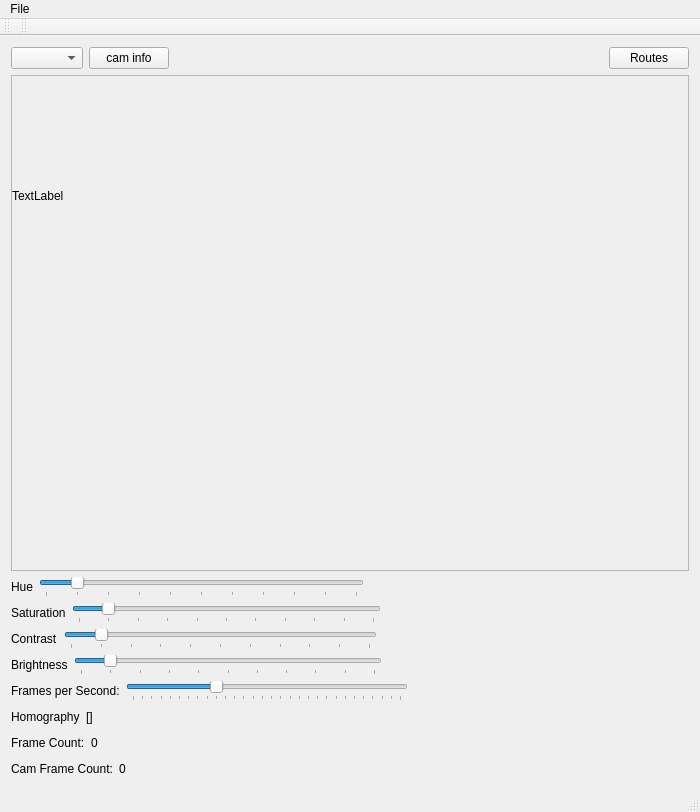
First picture: the form in cpp/car-gui/main_window.ui, repository berickson/car, before the edit.
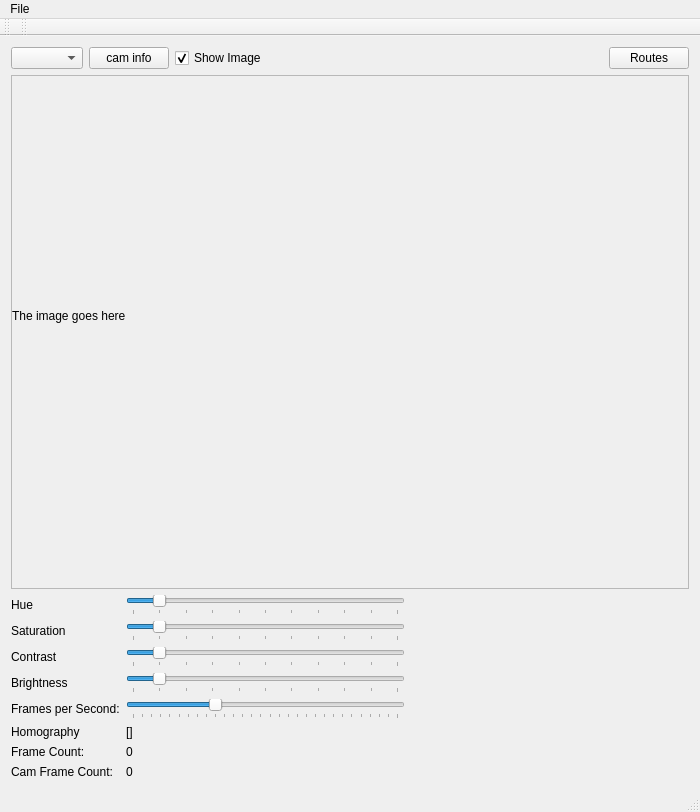
Second picture: the form after the edit. Icons and pictures are not drawn.

```diff
--- a/cpp/car-gui/main_window.ui
+++ b/cpp/car-gui/main_window.ui
@@ -35,7 +35,7 @@
    </property>
    <layout class="QVBoxLayout" name="verticalLayout">
     <item>
-     <layout class="QVBoxLayout" name="verticalLayout_2" stretch="0,0,0,0,0,0,0,0,0,0">
+     <layout class="QVBoxLayout" name="verticalLayout_2" stretch="0,0,0">
       <property name="sizeConstraint">
        <enum>QLayout::SetNoConstraint</enum>
       </property>
@@ -51,6 +51,19 @@
           </property>
          </widget>
         </item>
+        <item>
+         <widget class="QCheckBox" name="show_image_checkbox">
+          <property name="text">
+           <string>Show Image</string>
+          </property>
+          <property name="checked">
+           <bool>true</bool>
+          </property>
+          <property name="tristate">
+           <bool>false</bool>
+          </property>
+         </widget>
+        </item>
         <item>
          <spacer name="horizontalSpacer">
           <property name="orientation">
@@ -82,15 +95,15 @@
          <enum>Qt::ScrollBarAsNeeded</enum>
         </property>
         <property name="widgetResizable">
-         <bool>true</bool>
+         <bool>false</bool>
         </property>
         <widget class="QWidget" name="scroll_area_contents">
          <property name="geometry">
           <rect>
            <x>0</x>
            <y>0</y>
-           <width>320</width>
-           <height>240</height>
+           <width>640</width>
+           <height>480</height>
           </rect>
          </property>
          <property name="sizePolicy">
@@ -119,12 +132,12 @@
            <widget class="QLabel" name="display_image">
             <property name="minimumSize">
              <size>
-              <width>320</width>
-              <height>240</height>
+              <width>640</width>
+              <height>480</height>
              </size>
             </property>
             <property name="text">
-             <string>TextLabel</string>
+             <string>The image goes here</string>
             </property>
            </widget>
           </item>
@@ -133,40 +146,29 @@
        </widget>
       </item>
       <item>
-       <layout class="QHBoxLayout" name="horizontalLayout_8">
-        <item>
+       <layout class="QGridLayout" name="gridLayout_4">
+        <item row="5" column="0">
+         <widget class="QLabel" name="homography_label_2">
+          <property name="text">
+           <string>Frames per Second:</string>
+          </property>
+         </widget>
+        </item>
+        <item row="0" column="0">
          <widget class="QLabel" name="homography_label_5">
           <property name="text">
            <string>Hue</string>
           </property>
          </widget>
         </item>
-        <item>
-         <widget class="QSlider" name="hue_slider">
-          <property name="minimum">
-           <number>0</number>
-          </property>
-          <property name="maximum">
-           <number>100</number>
-          </property>
-          <property name="value">
-           <number>10</number>
-          </property>
-          <property name="sliderPosition">
-           <number>10</number>
-          </property>
-          <property name="orientation">
-           <enum>Qt::Horizontal</enum>
-          </property>
-          <property name="tickPosition">
-           <enum>QSlider::TicksBelow</enum>
-          </property>
-          <property name="tickInterval">
-           <number>10</number>
+        <item row="6" column="0">
+         <widget class="QLabel" name="homography_label">
+          <property name="text">
+           <string>Homography</string>
           </property>
          </widget>
         </item>
-        <item>
+        <item row="0" column="2">
          <spacer name="horizontalSpacer_8">
           <property name="orientation">
            <enum>Qt::Horizontal</enum>
@@ -179,18 +181,53 @@
           </property>
          </spacer>
         </item>
-       </layout>
-      </item>
-      <item>
-       <layout class="QHBoxLayout" name="horizontalLayout_9">
-        <item>
+        <item row="5" column="1">
+         <widget class="QSlider" name="frames_per_second_slider">
+          <property name="minimum">
+           <number>1</number>
+          </property>
+          <property name="maximum">
+           <number>30</number>
+          </property>
+          <property name="value">
+           <number>10</number>
+          </property>
+          <property name="sliderPosition">
+           <number>10</number>
+          </property>
+          <property name="orientation">
+           <enum>Qt::Horizontal</enum>
+          </property>
+          <property name="tickPosition">
+           <enum>QSlider::TicksBelow</enum>
+          </property>
+          <property name="tickInterval">
+           <number>1</number>
+          </property>
+         </widget>
+        </item>
+        <item row="3" column="0">
+         <widget class="QLabel" name="homography_label_4">
+          <property name="text">
+           <string>Contrast</string>
+          </property>
+         </widget>
+        </item>
+        <item row="2" column="0">
          <widget class="QLabel" name="homography_label_6">
           <property name="text">
            <string>Saturation</string>
           </property>
          </widget>
         </item>
-        <item>
+        <item row="7" column="0">
+         <widget class="QLabel" name="frame_count_label">
+          <property name="text">
+           <string>Frame Count:</string>
+          </property>
+         </widget>
+        </item>
+        <item row="2" column="1">
          <widget class="QSlider" name="saturation_slider">
           <property name="minimum">
            <number>0</number>
@@ -215,31 +252,7 @@
           </property>
          </widget>
         </item>
-        <item>
-         <spacer name="horizontalSpacer_9">
-          <property name="orientation">
-           <enum>Qt::Horizontal</enum>
-          </property>
-          <property name="sizeHint" stdset="0">
-           <size>
-            <width>40</width>
-            <height>20</height>
-           </size>
-          </property>
-         </spacer>
-        </item>
-       </layout>
-      </item>
-      <item>
-       <layout class="QHBoxLayout" name="horizontalLayout_7">
-        <item>
-         <widget class="QLabel" name="homography_label_4">
-          <property name="text">
-           <string>Contrast</string>
-          </property>
-         </widget>
-        </item>
-        <item>
+        <item row="3" column="1">
          <widget class="QSlider" name="contrast_slider">
           <property name="minimum">
            <number>0</number>
@@ -264,210 +277,91 @@
           </property>
          </widget>
         </item>
-        <item>
-         <spacer name="horizontalSpacer_7">
-          <property name="orientation">
-           <enum>Qt::Horizontal</enum>
-          </property>
-          <property name="sizeHint" stdset="0">
-           <size>
-            <width>40</width>
-            <height>20</height>
-           </size>
-          </property>
-         </spacer>
-        </item>
-       </layout>
-      </item>
-      <item>
-       <layout class="QHBoxLayout" name="horizontalLayout_5">
-        <item>
+        <item row="4" column="0">
          <widget class="QLabel" name="homography_label_3">
           <property name="text">
            <string>Brightness</string>
           </property>
          </widget>
         </item>
-        <item>
-         <widget class="QSlider" name="brightness_slider">
-          <property name="minimum">
-           <number>0</number>
-          </property>
-          <property name="maximum">
-           <number>100</number>
-          </property>
-          <property name="value">
-           <number>10</number>
-          </property>
-          <property name="sliderPosition">
-           <number>10</number>
-          </property>
-          <property name="orientation">
-           <enum>Qt::Horizontal</enum>
-          </property>
-          <property name="tickPosition">
-           <enum>QSlider::TicksBelow</enum>
-          </property>
-          <property name="tickInterval">
-           <number>10</number>
-          </property>
-         </widget>
-        </item>
-        <item>
-         <spacer name="horizontalSpacer_5">
-          <property name="orientation">
-           <enum>Qt::Horizontal</enum>
-          </property>
-          <property name="sizeHint" stdset="0">
-           <size>
-            <width>40</width>
-            <height>20</height>
-           </size>
-          </property>
-         </spacer>
-        </item>
-       </layout>
-      </item>
-      <item>
-       <layout class="QHBoxLayout" name="horizontalLayout_4">
-        <item>
-         <widget class="QLabel" name="homography_label_2">
-          <property name="text">
-           <string>Frames per Second:</string>
-          </property>
-         </widget>
-        </item>
-        <item>
-         <widget class="QSlider" name="frames_per_second_slider">
-          <property name="minimum">
-           <number>1</number>
-          </property>
-          <property name="maximum">
-           <number>30</number>
-          </property>
-          <property name="value">
-           <number>10</number>
-          </property>
-          <property name="sliderPosition">
-           <number>10</number>
-          </property>
-          <property name="orientation">
-           <enum>Qt::Horizontal</enum>
-          </property>
-          <property name="tickPosition">
-           <enum>QSlider::TicksBelow</enum>
-          </property>
-          <property name="tickInterval">
-           <number>1</number>
-          </property>
-         </widget>
-        </item>
-        <item>
-         <spacer name="horizontalSpacer_4">
-          <property name="orientation">
-           <enum>Qt::Horizontal</enum>
-          </property>
-          <property name="sizeHint" stdset="0">
-           <size>
-            <width>40</width>
-            <height>20</height>
-           </size>
-          </property>
-         </spacer>
-        </item>
-       </layout>
-      </item>
-      <item>
-       <layout class="QHBoxLayout" name="horizontalLayout_3">
-        <item>
-         <widget class="QLabel" name="homography_label">
-          <property name="text">
-           <string>Homography</string>
-          </property>
-         </widget>
-        </item>
-        <item>
+        <item row="6" column="1" colspan="2">
          <widget class="QLabel" name="homography_text">
           <property name="text">
            <string>[]</string>
           </property>
          </widget>
         </item>
-        <item>
-         <spacer name="horizontalSpacer_3">
+        <item row="4" column="1">
+         <widget class="QSlider" name="brightness_slider">
+          <property name="minimum">
+           <number>0</number>
+          </property>
+          <property name="maximum">
+           <number>100</number>
+          </property>
+          <property name="value">
+           <number>10</number>
+          </property>
+          <property name="sliderPosition">
+           <number>10</number>
+          </property>
           <property name="orientation">
            <enum>Qt::Horizontal</enum>
           </property>
-          <property name="sizeHint" stdset="0">
-           <size>
-            <width>40</width>
-            <height>20</height>
-           </size>
+          <property name="tickPosition">
+           <enum>QSlider::TicksBelow</enum>
           </property>
-         </spacer>
-        </item>
-       </layout>
-      </item>
-      <item>
-       <layout class="QHBoxLayout" name="horizontalLayout_2">
-        <item>
-         <widget class="QLabel" name="frame_count_label">
-          <property name="text">
-           <string>Frame Count:</string>
+          <property name="tickInterval">
+           <number>10</number>
           </property>
          </widget>
         </item>
-        <item>
+        <item row="7" column="1">
          <widget class="QLabel" name="frame_count_text">
           <property name="text">
            <string>0</string>
           </property>
          </widget>
         </item>
-        <item>
-         <spacer name="horizontalSpacer_2">
+        <item row="0" column="1">
+         <widget class="QSlider" name="hue_slider">
+          <property name="minimum">
+           <number>0</number>
+          </property>
+          <property name="maximum">
+           <number>100</number>
+          </property>
+          <property name="value">
+           <number>10</number>
+          </property>
+          <property name="sliderPosition">
+           <number>10</number>
+          </property>
           <property name="orientation">
            <enum>Qt::Horizontal</enum>
           </property>
-          <property name="sizeHint" stdset="0">
-           <size>
-            <width>40</width>
-            <height>20</height>
-           </size>
+          <property name="tickPosition">
+           <enum>QSlider::TicksBelow</enum>
           </property>
-         </spacer>
+          <property name="tickInterval">
+           <number>10</number>
+          </property>
+         </widget>
         </item>
-       </layout>
-      </item>
-      <item>
-       <layout class="QHBoxLayout" name="horizontalLayout_6">
-        <item>
+        <item row="8" column="0">
          <widget class="QLabel" name="cam_frame_count_label">
           <property name="text">
            <string>Cam Frame Count:</string>
           </property>
          </widget>
         </item>
-        <item>
+        <item row="8" column="1">
          <widget class="QLabel" name="cam_frame_count_text">
           <property name="text">
            <string>0</string>
           </property>
          </widget>
         </item>
-        <item>
-         <spacer name="horizontalSpacer_6">
-          <property name="orientation">
-           <enum>Qt::Horizontal</enum>
-          </property>
-          <property name="sizeHint" stdset="0">
-           <size>
-            <width>40</width>
-            <height>20</height>
-           </size>
-          </property>
-         </spacer>
-        </item>
        </layout>
       </item>
      </layout>
```
